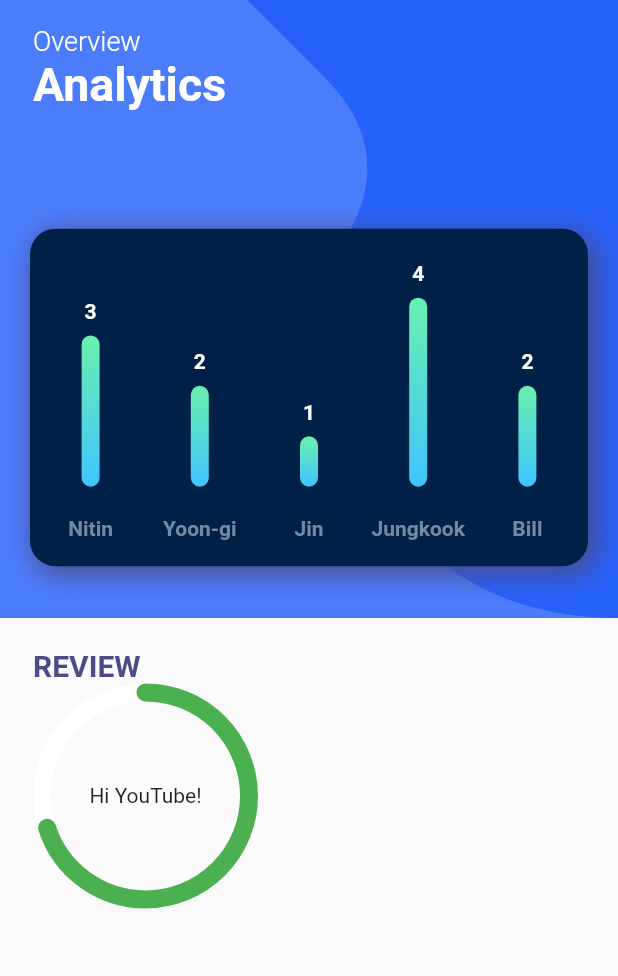
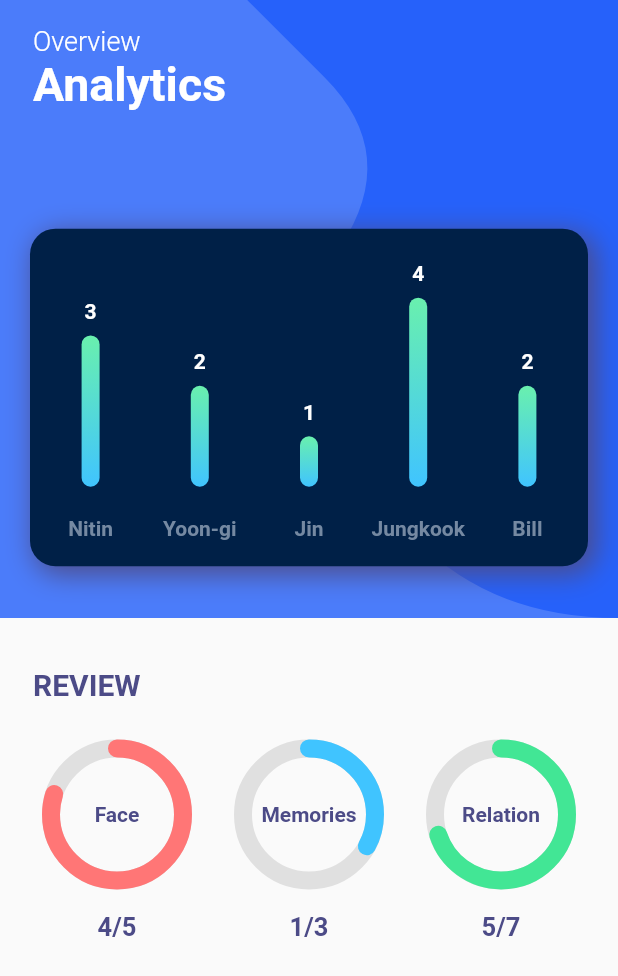
Before and after one commit to Kaushik-Indukuri/ReMemory, a Flutter app: the Analytics screen opened directly, on a phone screen of 412 x 824 dp. Shown: the top 976 px of the screen. Run offline on Flutter 3.47's test engine with Material 2 defaults, Android fonts, the light colour scheme and no system bars; drawn by our look-alikes of fl_chart, percent_indicator; our stand-ins replace cloud_firestore, firebase_auth, firebase_core, firebase_storage, flutter_spinkit, get and 6 more; accounts and stored records are empty; Roboto replaces fonts that are missing (OpenSansBold).

Commit message:
analytics and quiz ui

```diff
--- a/lib/screens/analytics/analytics.dart
+++ b/lib/screens/analytics/analytics.dart
@@ -74,31 +74,106 @@ class _AnalyticsState extends State<Analytics> {
             ),
           ),
           Positioned(
-            top: size.height*0.525,
-            child: Padding(
-              padding: EdgeInsets.symmetric(horizontal: 22),
+            top: size.height*0.54,
             child: Column(
               crossAxisAlignment: CrossAxisAlignment.start,
               children: [
-                  Text("REVIEW", style: TextStyle(
+                Padding(
+                  padding: const EdgeInsets.symmetric(horizontal: 22),
+                  child: Text("REVIEW", style: TextStyle(
                     color: titleText,
                     fontSize: 20,
                     fontWeight: FontWeight.bold,
                   ),),
+                ),
+                SizedBox(height:25,),
+                Container(
+                  width: size.width,
+                  child: Row(
+                    mainAxisAlignment: MainAxisAlignment.spaceEvenly,
+                    children: [
+                      Column(
+                        children: [
                           CircularPercentIndicator(
-                    radius: 150.0,
+                            radius: 100.0,
                             lineWidth: 12.0,
                             animation: true,
-                    backgroundColor: Colors.white,
-                    percent: 0.7,
-                    center: Text(
-                      "Hi YouTube!",
+                            backgroundColor: Colors.grey[300],
+                            percent: 0.8,
+                            center: Text("Face", style: TextStyle(
+                              color: titleText,
+                              fontSize: 14,
+                              fontWeight: FontWeight.w600,
+                            ),),
+                            progressColor: Color(0xffff7676),
+                            circularStrokeCap: CircularStrokeCap.round,
                           ),
-                    progressColor: Colors.green,
-                    circularStrokeCap: CircularStrokeCap.round,
+                          Padding(
+                            padding: const EdgeInsets.only(top: 15),
+                            child: Text("4/5", style: TextStyle(
+                              color: titleText,
+                              fontSize: 17,
+                              fontWeight: FontWeight.w600,
+                            ),),
                           ),
                         ],
                       ),
+                      Column(
+                        children: [
+                          CircularPercentIndicator(
+                            radius: 100.0,
+                            lineWidth: 12.0,
+                            animation: true,
+                            backgroundColor: Colors.grey[300],
+                            percent: 0.33,
+                            center: Text("Memories", style: TextStyle(
+                              color: titleText,
+                              fontSize: 14,
+                              fontWeight: FontWeight.w600,
+                            ),),
+                            progressColor: Colors.lightBlueAccent,
+                            circularStrokeCap: CircularStrokeCap.round,
+                          ),
+                          Padding(
+                            padding: const EdgeInsets.only(top: 15),
+                            child: Text("1/3", style: TextStyle(
+                              color: titleText,
+                              fontSize: 17,
+                              fontWeight: FontWeight.w600,
+                            ),),
+                          ),
+                        ],
+                      ),
+                      Column(
+                        children: [
+                          CircularPercentIndicator(
+                            radius: 100.0,
+                            lineWidth: 12.0,
+                            animation: true,
+                            backgroundColor: Colors.grey[300],
+                            percent: 0.7,
+                            center: Text("Relation", style: TextStyle(
+                              color: titleText,
+                              fontSize: 14,
+                              fontWeight: FontWeight.w600,
+                            ),),
+                            progressColor: green1,
+                            circularStrokeCap: CircularStrokeCap.round,
+                          ),
+                          Padding(
+                            padding: const EdgeInsets.only(top: 15),
+                            child: Text("5/7", style: TextStyle(
+                              color: titleText,
+                              fontSize: 17,
+                              fontWeight: FontWeight.w600,
+                            ),),
+                          ),
+                        ],
+                      ),
+                    ],
+                  ),
+                ),
+              ],
             ),
           ),
         ],
--- a/lib/screens/dashboard/quiz/models/question.dart
+++ b/lib/screens/dashboard/quiz/models/question.dart
@@ -10,32 +10,32 @@ const List sample_data = [
   {
     "id": 1,
     "question":
-    "Flutter is an open-source UI software development kit created by ______",
-    "options": ['Apple', 'Google', 'Facebook', 'Microsoft'],
-    "answer_index": 1,
+    "Who is your high school friend?",
+    "options": ['Jungkook Jeon', 'Nitin Indukuri', 'Jin Kim', 'Bill Gates'],
+    "answer_index": 0,
   },
   {
     "id": 2,
-    "question": "When google release Flutter.",
-    "options": ['Jun 2017', 'Jun 2017', 'May 2017', 'May 2018'],
+    "question": "Who did you have a this memory with: Going to concert?",
+    "options": ['Yoon-gi Min', 'Bill Gates', 'Jin Kim', 'Jungkook Jeon'],
     "answer_index": 2,
   },
   {
     "id": 3,
-    "question": "A memory location that holds a single letter or number.",
-    "options": ['Double', 'Int', 'Char', 'Word'],
-    "answer_index": 2,
+    "question": "What is your relation with Nitin Indukuri?",
+    "options": ['College Friend', 'Mentor', 'Cousin', 'Older Brother'],
+    "answer_index": 3,
   },
   {
     "id": 4,
-    "question": "What command do you use to output data to the screen?",
-    "options": ['Cin', 'Count>>', 'Cout', 'Output>>'],
-    "answer_index": 2,
+    "question": "Who is your cousin?",
+    "options": ['Yoon-gi Min', 'Bill Gates', 'Jin Kim', 'Nitin Indukuri'],
+    "answer_index": 0,
   },
   {
     "id": 5,
-    "question": "What command do you use to output data to the screen?",
-    "options": ['Cin', 'Count>>', 'Cout', 'Output>>'],
-    "answer_index": 2,
+    "question": "What are your memories with Bill Gates?",
+    "options": ['Going to concert', 'Microsoft', 'Karaoke', 'Rooming'],
+    "answer_index": 1,
   },
 ];
```
Lines whose indentation alone changed are shown as unchanged.
